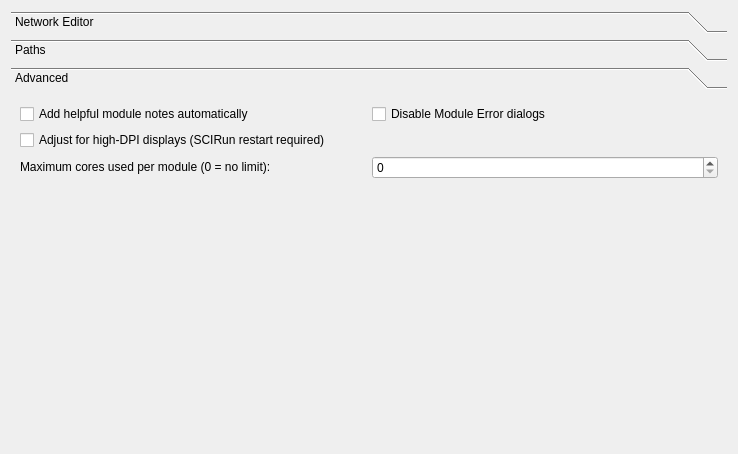
Qt form src/Interface/Application/Preferences.ui (SCIInstitute/SCIRun) before a commit.
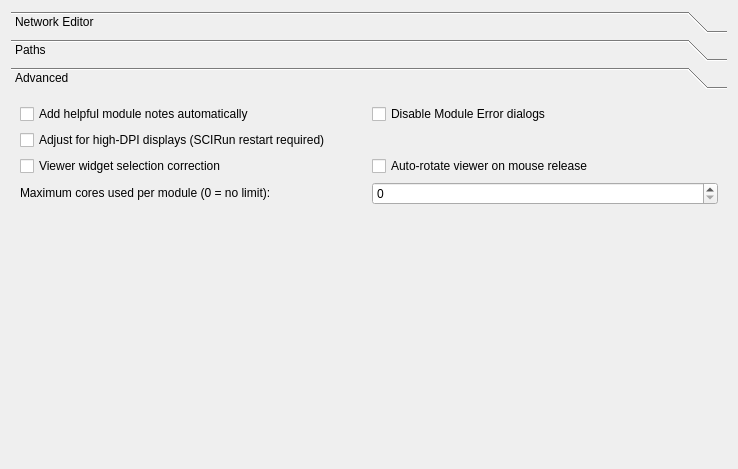
The same form after that commit. The open tabs and pages were chosen to show the change.

Diff of the .ui file:
```diff
--- a/src/Interface/Application/Preferences.ui
+++ b/src/Interface/Application/Preferences.ui
@@ -7,7 +7,7 @@
     <x>0</x>
     <y>0</y>
     <width>738</width>
-    <height>454</height>
+    <height>469</height>
    </rect>
   </property>
   <property name="sizePolicy">
@@ -29,7 +29,7 @@
    <item row="0" column="0">
     <widget class="QToolBox" name="toolBox">
      <property name="currentIndex">
-      <number>0</number>
+      <number>2</number>
      </property>
      <widget class="QWidget" name="page">
       <property name="geometry">
@@ -37,7 +37,7 @@
         <x>0</x>
         <y>0</y>
         <width>714</width>
-        <height>331</height>
+        <height>343</height>
        </rect>
       </property>
       <attribute name="label">
@@ -274,8 +274,8 @@
        <rect>
         <x>0</x>
         <y>0</y>
-        <width>223</width>
-        <height>97</height>
+        <width>714</width>
+        <height>343</height>
        </rect>
       </property>
       <attribute name="label">
@@ -344,8 +344,8 @@
        <rect>
         <x>0</x>
         <y>0</y>
-        <width>574</width>
-        <height>108</height>
+        <width>714</width>
+        <height>343</height>
        </rect>
       </property>
       <attribute name="label">
@@ -354,20 +354,6 @@
       <layout class="QVBoxLayout" name="verticalLayout">
        <item>
         <layout class="QGridLayout" name="gridLayout_3">
-         <item row="1" column="0">
-          <widget class="QCheckBox" name="highDPIAdjustCheckBox_">
-           <property name="text">
-            <string>Adjust for high-DPI displays (SCIRun restart required)</string>
-           </property>
-          </widget>
-         </item>
-         <item row="0" column="0">
-          <widget class="QCheckBox" name="autoModuleNoteCheckbox_">
-           <property name="text">
-            <string>Add helpful module notes automatically</string>
-           </property>
-          </widget>
-         </item>
          <item row="0" column="1">
           <widget class="QCheckBox" name="moduleErrorDialogDisableCheckbox_">
            <property name="text">
@@ -378,7 +364,34 @@
            </property>
           </widget>
          </item>
-         <item row="2" column="0">
+         <item row="3" column="1">
+          <widget class="QSpinBox" name="maxCoresSpinBox_">
+           <property name="suffix">
+            <string/>
+           </property>
+           <property name="minimum">
+            <number>0</number>
+           </property>
+           <property name="value">
+            <number>0</number>
+           </property>
+          </widget>
+         </item>
+         <item row="0" column="0">
+          <widget class="QCheckBox" name="autoModuleNoteCheckbox_">
+           <property name="text">
+            <string>Add helpful module notes automatically</string>
+           </property>
+          </widget>
+         </item>
+         <item row="1" column="0">
+          <widget class="QCheckBox" name="highDPIAdjustCheckBox_">
+           <property name="text">
+            <string>Adjust for high-DPI displays (SCIRun restart required)</string>
+           </property>
+          </widget>
+         </item>
+         <item row="3" column="0">
           <widget class="QLabel" name="label_3">
            <property name="maximumSize">
             <size>
@@ -391,16 +404,17 @@
            </property>
           </widget>
          </item>
+         <item row="2" column="0">
+          <widget class="QCheckBox" name="viewerWidgetSelectionCorrectionCheckbox_">
+           <property name="text">
+            <string>Viewer widget selection correction</string>
+           </property>
+          </widget>
+         </item>
          <item row="2" column="1">
-          <widget class="QSpinBox" name="maxCoresSpinBox_">
-           <property name="suffix">
-            <string/>
-           </property>
-           <property name="minimum">
-            <number>0</number>
-           </property>
-           <property name="value">
-            <number>0</number>
+          <widget class="QCheckBox" name="autoRotateViewerOnMouseReleaseCheckbox_">
+           <property name="text">
+            <string>Auto-rotate viewer on mouse release</string>
            </property>
           </widget>
          </item>
```
